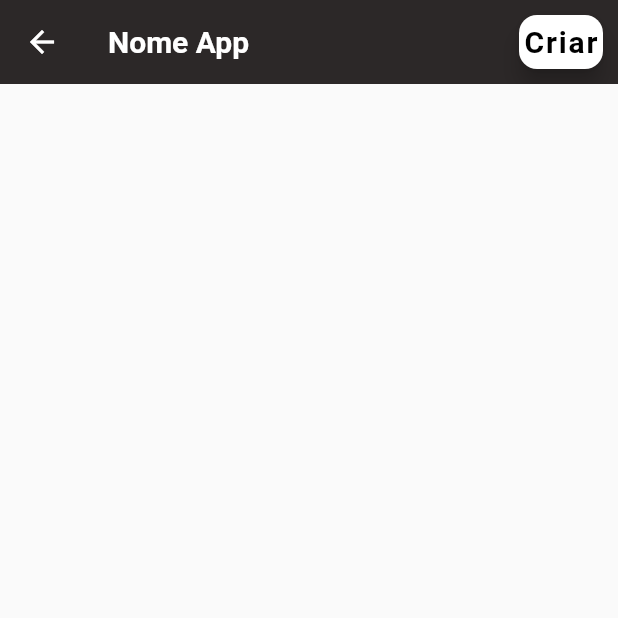
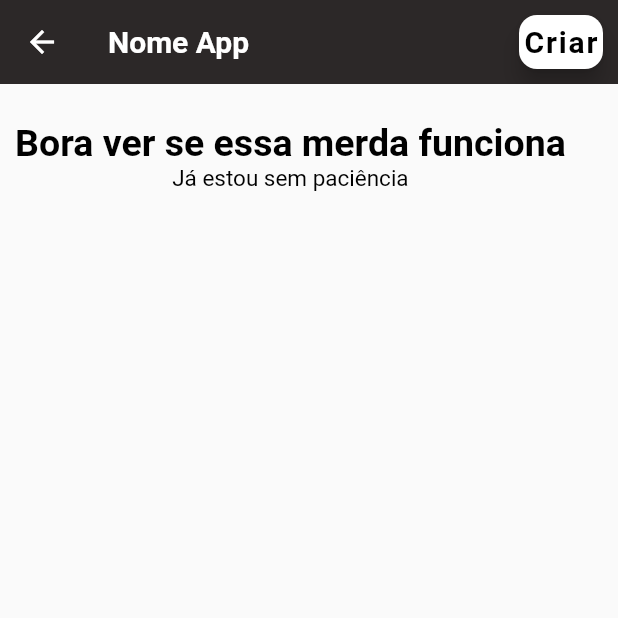
Before and after one commit to JoaoMarceloDMSilva/flutter_writing_app, a Flutter app: the screen it shows after launch, on a phone screen of 412 x 824 dp, the top half of it. Run offline on Flutter 3.47's test engine with Material 2 defaults, Android fonts, the phone set to English and light mode, and no system bars.

Commit message:
Tela 02 Primeiro Contêiner

```diff
--- a/lib/pages/create_screen.dart
+++ b/lib/pages/create_screen.dart
@@ -9,23 +9,51 @@ class CreateScreen extends StatelessWidget {
       appBar: AppBar(
         backgroundColor: const Color(0xff2C2828),
         elevation: 0,
-        title: const Text("Nome App", style: TextStyle(fontSize: 20, fontWeight: FontWeight.bold)),
-        leading: Icon(
+        title: const Text("Nome App",
+            style: TextStyle(fontSize: 20, fontWeight: FontWeight.bold)),
+        leading: const Icon(
           Icons.arrow_back,
         ),
         actions: [
           Padding(
-            padding: const EdgeInsets.all(10.0), // Add padding around the button
+            padding:
+                const EdgeInsets.all(10.0), // Add padding around the button
             child: FloatingActionButton(
               backgroundColor: Colors.white,
               foregroundColor: Colors.black,
+              onPressed: () {},
+              shape: const RoundedRectangleBorder(
+                  borderRadius: BorderRadius.all(Radius.circular(12))),
               child: Text(
                 "Criar",
                 style: TextStyle(fontSize: 20, fontWeight: FontWeight.bold),
               ),
-              onPressed: () {},
-              shape: RoundedRectangleBorder(
-                  borderRadius: BorderRadius.all(Radius.circular(12))),
+            ),
+          )
+        ],
+      ),
+      body: Column(
+        children: [
+          Container(
+            padding: EdgeInsets.all(10),
+            margin: EdgeInsets.only(top: 15),
+            child: Column(
+              children: [
+                Text(
+                  "Bora ver se essa merda funciona",
+                  style: TextStyle(
+                      color: Colors.black,
+                      fontSize: 25,
+                      fontWeight: FontWeight.bold),
+                ),
+                Text(
+                  "Já estou sem paciência",
+                  style: TextStyle(
+                      color: Colors.black,
+                      fontSize: 15,
+                      fontWeight: FontWeight.normal),
+                )
+              ],
             ),
           )
         ],
```
